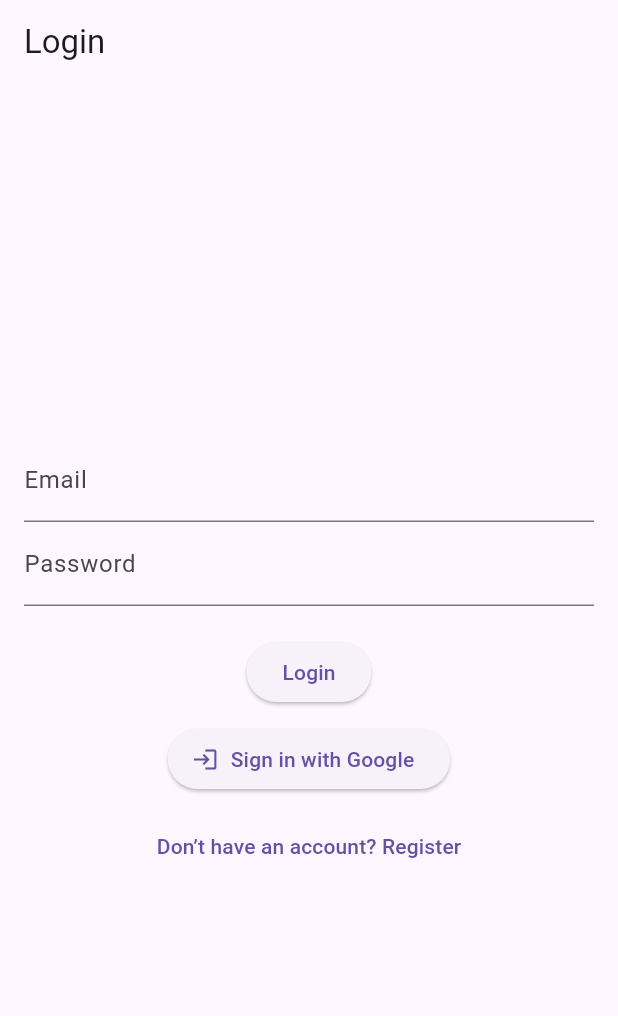
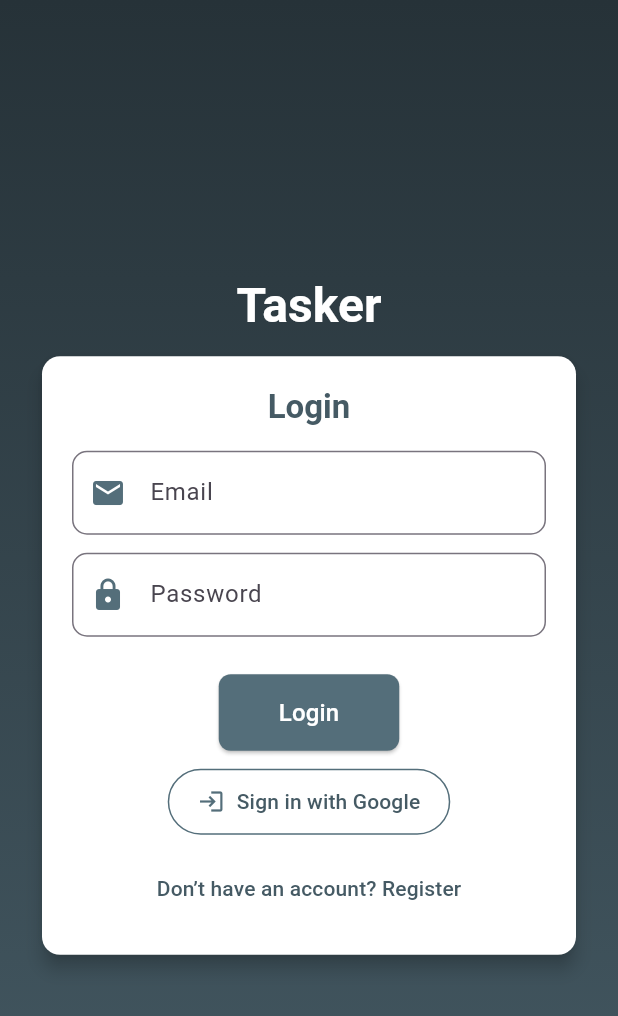
Before and after one commit to MboyaDan/task_manager, a Flutter app: the screen it shows after launch, on a phone screen of 412 x 824 dp. Shown: the top 1016 px of the screen. Run offline on Flutter 3.47's test engine with Material 3 defaults, Android fonts, the phone set to English and light mode, and no system bars; drawn by our look-alikes of flutter_animate; our stand-ins replace cloud_firestore, firebase_auth, firebase_core, google_sign_in, hive, hive_flutter; accounts and stored records are empty.

Commit message:
feat(auth): create AuthForm widget for user authentication

```diff
--- a/lib/views/auth/login_screen.dart
+++ b/lib/views/auth/login_screen.dart
@@ -1,92 +1,24 @@
 import 'package:flutter/material.dart';
 import 'package:provider/provider.dart';
-import 'package:task_manager/views/tasks/task_list_screen.dart';
 import '../../controllers/auth_controller.dart';
+import '../../widgets/auth_form.dart';
 import 'register_screen.dart';
+import '../tasks/task_list_screen.dart';
 
-class LoginScreen extends StatefulWidget {
-  @override
-  _LoginScreenState createState() => _LoginScreenState();
-}
-
-class _LoginScreenState extends State<LoginScreen> {
-  final _emailController = TextEditingController();
-  final _passwordController = TextEditingController();
-  bool _isLoading = false;
-
+class LoginScreen extends StatelessWidget {
   @override
   Widget build(BuildContext context) {
     final authController = Provider.of<AuthController>(context);
 
     return Scaffold(
-      appBar: AppBar(title: Text('Login')),
-      body: Padding(
-        padding: const EdgeInsets.all(16.0),
-        child: Column(
-          mainAxisAlignment: MainAxisAlignment.center,
-          children: [
-            TextField(
-              controller: _emailController,
-              decoration: InputDecoration(labelText: 'Email'),
-            ),
-            TextField(
-              controller: _passwordController,
-              decoration: InputDecoration(labelText: 'Password'),
-              obscureText: true,
-            ),
-            SizedBox(height: 20),
-            _isLoading
-                ? CircularProgressIndicator()
-                : ElevatedButton(
-                  onPressed: () async {
-                    setState(() => _isLoading = true);
-                    String? error = await authController.signIn(
-                      _emailController.text.trim(),
-                      _passwordController.text.trim(),
-                    );
-                    setState(() => _isLoading = false);
-
-                    if (error != null) {
-                      ScaffoldMessenger.of(
-                        context,
-                      ).showSnackBar(SnackBar(content: Text(error)));
-                    } else {
-                      Navigator.pushReplacement(
-                        context,
-                        MaterialPageRoute(builder: (context) => TaskListScreen()),
-                      ); // ✅ Fix reference
-                    }
-                  },
-                  child: Text('Login'),
-                ),
-            SizedBox(height: 10),
-            ElevatedButton.icon(
-              onPressed: () async {
-                String? error = await authController.signInWithGoogle();
-                if (error != null) {
-                  ScaffoldMessenger.of(
-                    context,
-                  ).showSnackBar(SnackBar(content: Text(error)));
-                } else {
-                  Navigator.pushReplacement(
-                    context,
-                    MaterialPageRoute(builder: (context) => TaskListScreen()),
-                  );
-                }
-              },
-              icon: Icon(Icons.login),
-              label: Text('Sign in with Google'),
-            ),
-            SizedBox(height: 10),
-            TextButton(
-              onPressed:
-                  () => Navigator.push(
-                    context,
-                    MaterialPageRoute(builder: (context) => RegisterScreen()),
-                  ),
-              child: Text('Don’t have an account? Register'),
-            ),
-          ],
+      body: AuthForm(
+        title: "Login",
+        buttonText: "Login",
+        onSubmit: (email, password) => authController.signIn(email, password),
+        onGoogleSignIn: () => authController.signInWithGoogle(),
+        switchScreen: () => Navigator.pushReplacement(
+          context,
+          MaterialPageRoute(builder: (context) => RegisterScreen()),
         ),
       ),
     );
--- /dev/null
+++ b/lib/widgets/auth_form.dart
@@ -0,0 +1,239 @@
+import 'package:flutter/material.dart';
+import 'package:flutter_animate/flutter_animate.dart';
+
+class AuthForm extends StatefulWidget {
+  final String title;
+  final String buttonText;
+  final VoidCallback switchScreen;
+  final Future<String?> Function(String email, String password) onSubmit;
+  final Future<String?> Function()? onGoogleSignIn; // Google Sign-In callback
+
+  const AuthForm({
+    required this.title,
+    required this.buttonText,
+    required this.switchScreen,
+    required this.onSubmit,
+    this.onGoogleSignIn, // Optional for screens without Google Sign-In
+    Key? key,
+  }) : super(key: key);
+
+  @override
+  _AuthFormState createState() => _AuthFormState();
+}
+
+class _AuthFormState extends State<AuthForm> with SingleTickerProviderStateMixin {
+  final _emailController = TextEditingController();
+  final _passwordController = TextEditingController();
+  final _formKey = GlobalKey<FormState>();
+  bool _isLoading = false;
+  bool _isGoogleLoading = false; // Track Google sign-in loading
+  String? _errorMessage;
+  late AnimationController _controller;
+
+  @override
+  void initState() {
+    super.initState();
+    _controller = AnimationController(vsync: this, duration: Duration(milliseconds: 300));
+  }
+
+  void _showError(String message) {
+    setState(() {
+      _errorMessage = message;
+    });
+    _controller.forward(from: 0);
+  }
+
+  void _submit() async {
+    if (!_formKey.currentState!.validate()) return;
+
+    setState(() => _isLoading = true);
+
+    String? error = await widget.onSubmit(
+      _emailController.text.trim(),
+      _passwordController.text.trim(),
+    );
+
+    setState(() => _isLoading = false);
+
+    if (error != null) {
+      _showError(error);
+    }
+  }
+
+  void _googleSignIn() async {
+    if (widget.onGoogleSignIn == null) return;
+
+    setState(() => _isGoogleLoading = true);
+
+    String? error = await widget.onGoogleSignIn!();
+
+    setState(() => _isGoogleLoading = false);
+
+    if (error != null) {
+      _showError(error);
+    }
+  }
+
+  @override
+  Widget build(BuildContext context) {
+    return Container(
+      decoration: BoxDecoration(
+        gradient: LinearGradient(
+          colors: [Colors.blueGrey[900]!, Colors.blueGrey[700]!],
+          begin: Alignment.topCenter,
+          end: Alignment.bottomCenter,
+        ),
+      ),
+      child: Center(
+        child: Padding(
+          padding: const EdgeInsets.symmetric(horizontal: 24.0),
+          child: Column(
+            mainAxisAlignment: MainAxisAlignment.center,
+            children: [
+              // Tasker Title with Animation
+              Text(
+                "Tasker",
+                style: Theme.of(context).textTheme.headlineLarge!.copyWith(
+                  fontWeight: FontWeight.bold,
+                  color: Colors.white,
+                ),
+              ).animate().fade(duration: 500.ms).slideY(begin: -0.5, end: 0),
+
+              SizedBox(height: 10),
+
+              // Animated Form
+              Card(
+                elevation: 5,
+                color: Colors.white,
+                shape: RoundedRectangleBorder(borderRadius: BorderRadius.circular(12)),
+                child: Padding(
+                  padding: const EdgeInsets.all(20.0),
+                  child: Form(
+                    key: _formKey,
+                    child: Column(
+                      mainAxisSize: MainAxisSize.min,
+                      children: [
+                        Text(
+                          widget.title,
+                          style: Theme.of(context).textTheme.titleLarge!.copyWith(
+                            fontWeight: FontWeight.w600,
+                            color: Colors.blueGrey[700],
+                          ),
+                        ),
+                        SizedBox(height: 15),
+
+                        TextFormField(
+                          controller: _emailController,
+                          decoration: InputDecoration(
+                            labelText: "Email",
+                            prefixIcon: Icon(Icons.email, color: Colors.blueGrey[600]),
+                            border: OutlineInputBorder(
+                              borderRadius: BorderRadius.circular(10),
+                            ),
+                          ),
+                          validator: (value) {
+                            if (value == null || value.isEmpty) return "Enter your email";
+                            if (!RegExp(r"^[a-zA-Z0-9._%+-]+@[a-zA-Z0-9.-]+\.[a-zA-Z]{2,}$").hasMatch(value)) {
+                              return "Invalid email format";
+                            }
+                            return null;
+                          },
+                        ),
+                        SizedBox(height: 12),
+
+                        TextFormField(
+                          controller: _passwordController,
+                          decoration: InputDecoration(
+                            labelText: "Password",
+                            prefixIcon: Icon(Icons.lock, color: Colors.blueGrey[600]),
+                            border: OutlineInputBorder(
+                              borderRadius: BorderRadius.circular(10),
+                            ),
+                          ),
+                          obscureText: true,
+                          validator: (value) {
+                            if (value == null || value.length < 6) return "Password must be at least 6 characters";
+                            return null;
+                          },
+                        ),
+
+                        SizedBox(height: 15),
+
+                        // Error Message Animation
+                        if (_errorMessage != null)
+                          Text(
+                            _errorMessage!,
+                            style: TextStyle(color: Colors.red),
+                          )
+                              .animate(controller: _controller)
+                              .shake(duration: 500.ms, hz: 5)
+                              .fadeOut(duration: 2.seconds, delay: 2.seconds),
+
+                        SizedBox(height: 10),
+
+                        // Animated Button & Loading Effect
+                        _isLoading
+                            ? SizedBox(
+                          width: 50,
+                          height: 50,
+                          child: CircularProgressIndicator(
+                            strokeWidth: 3,
+                            color: Colors.blueGrey[600],
+                          ).animate().rotate(duration: 1.seconds).scale(delay: 200.ms),
+                        )
+                            : ElevatedButton(
+                          onPressed: _submit,
+                          style: ElevatedButton.styleFrom(
+                            backgroundColor: Colors.blueGrey[600],
+                            foregroundColor: Colors.white,
+                            padding: EdgeInsets.symmetric(horizontal: 40, vertical: 14),
+                            shape: RoundedRectangleBorder(borderRadius: BorderRadius.circular(8)),
+                          ),
+                          child: Text(widget.buttonText, style: TextStyle(fontSize: 16)),
+                        ),
+
+                        SizedBox(height: 10),
+
+                        // Google Sign-In Button
+                        if (widget.onGoogleSignIn != null)
+                          _isGoogleLoading
+                              ? CircularProgressIndicator(
+                            strokeWidth: 3,
+                            color: Colors.blueGrey[600],
+                          ).animate().rotate(duration: 1.seconds).scale(delay: 200.ms)
+                              : OutlinedButton.icon(
+                            onPressed: _googleSignIn,
+                            icon: Icon(Icons.login, color: Colors.blueGrey[600]),
+                            label: Text(
+                              "Sign in with Google",
+                              style: TextStyle(color: Colors.blueGrey[700]),
+                            ),
+                            style: OutlinedButton.styleFrom(
+                              side: BorderSide(color: Colors.blueGrey[600]!),
+                              padding: EdgeInsets.symmetric(horizontal: 20, vertical: 12),
+                            ),
+                          ),
+
+                        SizedBox(height: 10),
+
+                        TextButton(
+                          onPressed: widget.switchScreen,
+                          child: Text(
+                            widget.buttonText == "Login"
+                                ? "Don’t have an account? Register"
+                                : "Already have an account? Login",
+                            style: TextStyle(color: Colors.blueGrey[700]),
+                          ),
+                        ),
+                      ],
+                    ),
+                  ),
+                ),
+              ).animate().fade(duration: 500.ms).slideY(begin: 0.5, end: 0),
+            ],
+          ),
+        ),
+      ),
+    );
+  }
+}
--- a/pubspec.yaml
+++ b/pubspec.yaml
@@ -43,6 +43,8 @@ dependencies:
   google_sign_in: ^6.2.2
   cloud_firestore: ^5.6.5
   intl: ^0.18.1
+  flutter_spinkit: ^5.2.1
+  flutter_animate: ^4.5.2
 
 dev_dependencies:
   flutter_test:
```
Also changed, not shown: lib/models/task_model.dart (+6 -6 lines), lib/views/auth/register_screen.dart (+9 -51 lines), lib/theme.dart (deleted), pubspec.lock.
